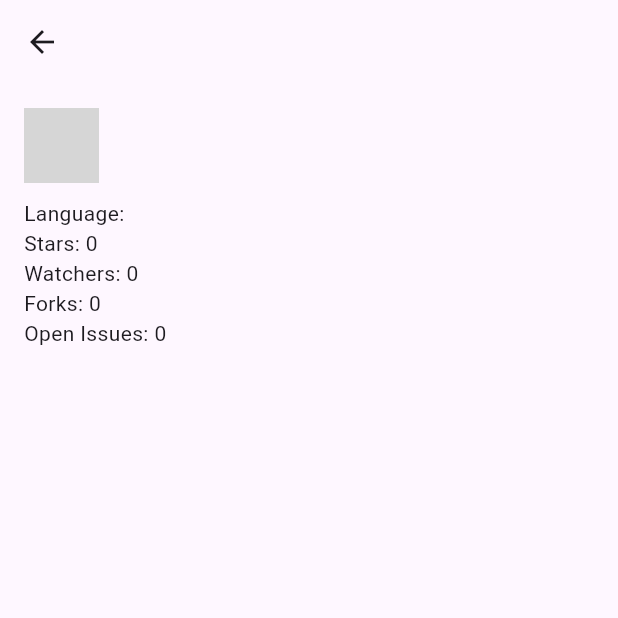
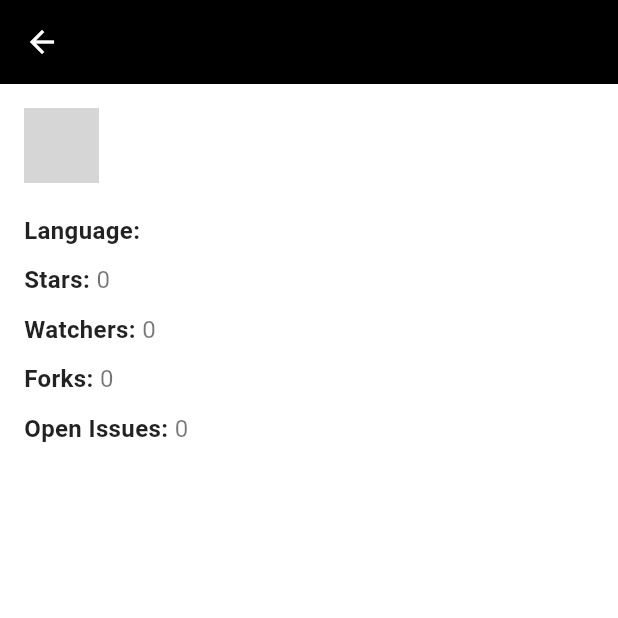
Before and after one commit to kukurio218/yumemi, a Flutter app: the RepoDetailPage screen opened directly with empty values, on a phone screen of 412 x 824 dp, the top half of it. Run offline on Flutter 3.47's test engine with Material 3 defaults, Android fonts, the phone set to English and light mode, and no system bars; our stand-ins replace flutter_riverpod; network calls fail; grey boxes are pictures that could not be loaded.

Commit message:
UIの改善

```diff
--- a/lib/screens/repo_detail_page.dart
+++ b/lib/screens/repo_detail_page.dart
@@ -10,7 +10,14 @@ class RepoDetailPage extends StatelessWidget {
   Widget build(BuildContext context) {
     return Scaffold(
       appBar: AppBar(
-        title: Text(repo.name),
+        title: Text(
+          repo.name,
+          style: TextStyle(color: Colors.white),
+        ),
+        backgroundColor: Colors.black,
+        iconTheme: IconThemeData(
+          color: Colors.white, // 戻るボタンの色
+        ),
       ),
       body: Padding(
         padding: const EdgeInsets.all(16.0),
@@ -19,20 +26,61 @@ class RepoDetailPage extends StatelessWidget {
           children: [
             Row(
               children: [
-                Image.network(repo.ownerAvatarUrl, width: 50, height: 50),
+                ClipRRect(
+                  borderRadius: BorderRadius.circular(25.0),
+                  child:
+                      Image.network(repo.ownerAvatarUrl, width: 50, height: 50),
+                ),
                 SizedBox(width: 10),
-                Text(repo.name, style: TextStyle(fontSize: 24)),
+                Expanded(
+                  child: Text(
+                    repo.name,
+                    style: TextStyle(
+                      fontSize: 24,
+                      fontWeight: FontWeight.bold,
+                      color: Colors.black,
+                    ),
+                    overflow: TextOverflow.ellipsis,
+                  ),
+                ),
               ],
             ),
+            SizedBox(height: 20),
+            _buildInfoRow('Language', repo.language),
             SizedBox(height: 10),
-            Text('Language: ${repo.language}'),
-            Text('Stars: ${repo.stars}'),
-            Text('Watchers: ${repo.watchers}'),
-            Text('Forks: ${repo.forks}'),
-            Text('Open Issues: ${repo.openIssues}'),
+            _buildInfoRow('Stars', repo.stars.toString()),
+            SizedBox(height: 10),
+            _buildInfoRow('Watchers', repo.watchers.toString()),
+            SizedBox(height: 10),
+            _buildInfoRow('Forks', repo.forks.toString()),
+            SizedBox(height: 10),
+            _buildInfoRow('Open Issues', repo.openIssues.toString()),
           ],
         ),
       ),
+      backgroundColor: Colors.white,
+    );
+  }
+
+  Widget _buildInfoRow(String title, String value) {
+    return Row(
+      children: [
+        Text(
+          '$title: ',
+          style: TextStyle(
+            fontSize: 16,
+            fontWeight: FontWeight.w600,
+            color: Colors.black87,
+          ),
+        ),
+        Text(
+          value,
+          style: TextStyle(
+            fontSize: 16,
+            color: Colors.black54,
+          ),
+        ),
+      ],
     );
   }
 }
```
Also changed, not shown: lib/screens/repo_search_page.dart (+29 -5 lines).
